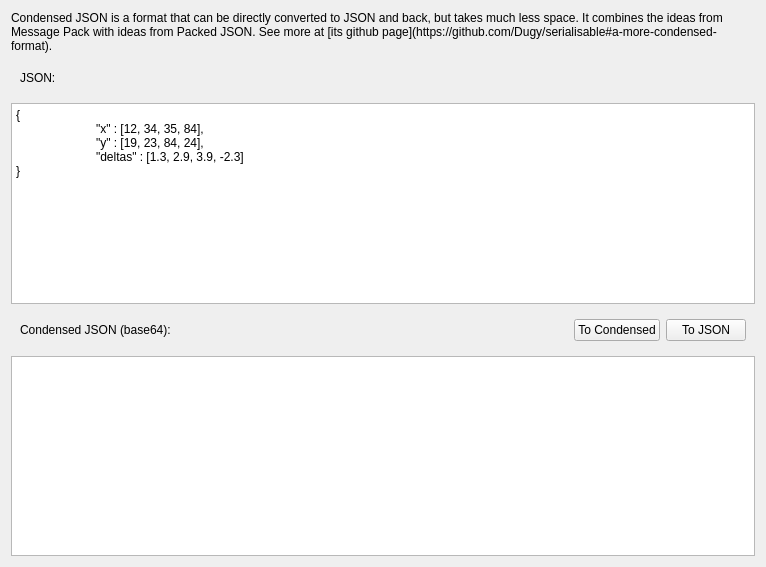
Old version of the form condensed_json.ui in the repository Dugy/EmWeb.
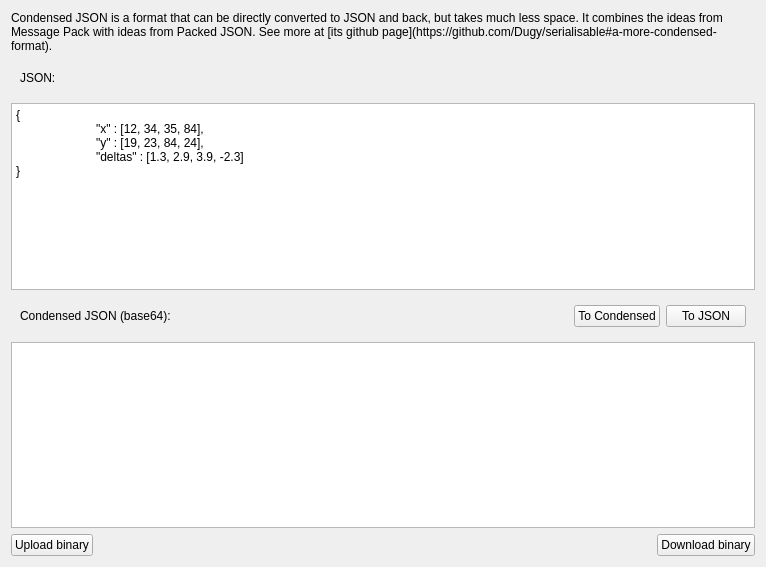
New version of the form.

```diff
--- a/condensed_json.ui
+++ b/condensed_json.ui
@@ -13,7 +13,7 @@
   <property name="windowTitle">
    <string>Form</string>
   </property>
-  <layout class="QVBoxLayout" name="verticalLayout" stretch="0,0,1,0,1">
+  <layout class="QVBoxLayout" name="verticalLayout" stretch="0,0,1,0,1,0">
    <item>
     <widget class="QLabel" name="comment">
      <property name="text">
@@ -110,6 +110,40 @@
    <item>
     <widget class="QPlainTextEdit" name="condensed"/>
    </item>
+   <item>
+    <layout class="QHBoxLayout" name="horizontalLayout_4">
+     <property name="topMargin">
+      <number>0</number>
+     </property>
+     <item>
+      <widget class="QPushButton" name="uploadBinary">
+       <property name="text">
+        <string>Upload binary</string>
+       </property>
+      </widget>
+     </item>
+     <item>
+      <spacer name="horizontalSpacer">
+       <property name="orientation">
+        <enum>Qt::Horizontal</enum>
+       </property>
+       <property name="sizeHint" stdset="0">
+        <size>
+         <width>40</width>
+         <height>20</height>
+        </size>
+       </property>
+      </spacer>
+     </item>
+     <item>
+      <widget class="QPushButton" name="downloadBinary">
+       <property name="text">
+        <string>Download binary</string>
+       </property>
+      </widget>
+     </item>
+    </layout>
+   </item>
   </layout>
  </widget>
  <resources/>
```
